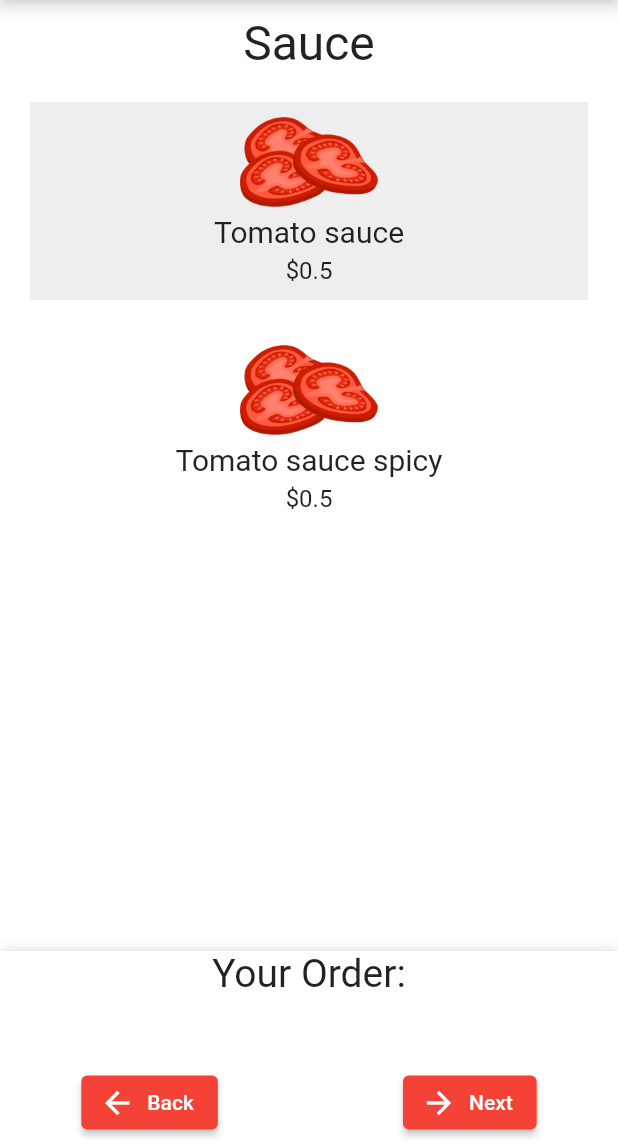
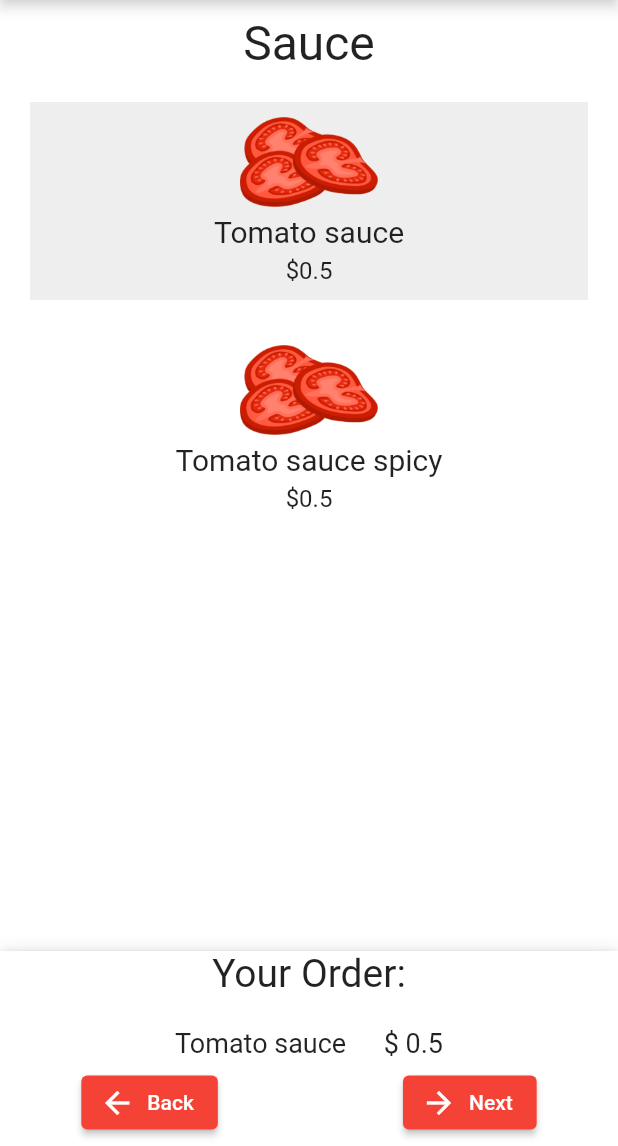
Before and after one commit to MichaelRinglein/PizzaConfigurator, a Flutter app: the Sauce screen opened by its route, after a tap on "Tomato sauce", on a phone screen of 412 x 824 dp, the part 90-1236 px from its top. Run offline on Flutter 3.47's test engine with Material 2 defaults, Android fonts, the phone set to English and light mode, and no system bars; our stand-ins replace cloud_firestore, firebase_core, flutter_spinkit; accounts and stored records are empty.

Commit message:
feat: Provider, more modular code, no Firebase

```diff
--- a/lib/main.dart
+++ b/lib/main.dart
@@ -3,8 +3,6 @@
 import 'package:pizzaconfigurator/pizza_provider.dart';
 import 'package:provider/provider.dart';
 import 'firebase_options.dart';
-
-import 'package:pizzaconfigurator/database/firestore_methods.dart';
 import 'package:pizzaconfigurator/options/size.dart';
 import 'package:pizzaconfigurator/options/sauce.dart';
 import 'package:pizzaconfigurator/options/toppings.dart';
@@ -134,7 +132,6 @@
 }
 
 class _MyHomePageState extends State<MyHomePage> {
-  FirebaseServices _firebaseServices = FirebaseServices();
   final String autoId = DateTime.now().microsecondsSinceEpoch.toString();
 
   @override
@@ -178,7 +175,7 @@
                   Navigator.push(
                     context,
                     MaterialPageRoute(
-                      builder: (context) => Size(),
+                      builder: (context) => const Size(),
                     ),
                   );
                 },
--- a/lib/options/size.dart
+++ b/lib/options/size.dart
@@ -1,9 +1,4 @@
-import 'dart:async';
-
-import 'package:cloud_firestore/cloud_firestore.dart';
 import 'package:flutter/material.dart';
-import 'package:pizzaconfigurator/database/firestore_methods.dart';
-import 'package:pizzaconfigurator/global/loading.dart';
 import 'package:pizzaconfigurator/main.dart';
 import 'package:pizzaconfigurator/options/sauce.dart';
 import 'package:pizzaconfigurator/order_progress.dart';
@@ -133,7 +128,7 @@
                                 : Navigator.push(
                                     context,
                                     MaterialPageRoute(
-                                        builder: (context) => Sauce()),
+                                        builder: (context) => const Sauce()),
                                   );
                           },
                           style: ButtonStyle(
--- a/lib/order_progress.dart
+++ b/lib/order_progress.dart
@@ -1,7 +1,4 @@
-import 'package:cloud_firestore/cloud_firestore.dart';
 import 'package:flutter/material.dart';
-import 'package:pizzaconfigurator/database/firestore_methods.dart';
-import 'package:pizzaconfigurator/global/loading.dart';
 import 'package:pizzaconfigurator/pizza_provider.dart';
 import 'package:provider/provider.dart';
 
--- a/lib/pizza_provider.dart
+++ b/lib/pizza_provider.dart
@@ -6,7 +6,7 @@
   Map toppings = {};
   int indexToppings = 0;
   double priceToppings = 0.0;
-  double totalPrice = 0.0;
+  Map totalPrice = {};
 
   void addOptionToPizza(
     String part,
@@ -18,24 +18,25 @@
       size['text'] = option;
       size['cost'] = optionCost;
       size['image'] = image;
+      totalPrice['costSize'] = optionCost;
     } else if (part == 'sauce') {
       sauce['text'] = option;
       sauce['cost'] = optionCost;
       sauce['image'] = image;
+      totalPrice['costSauce'] = optionCost;
     } else if (part == 'toppings') {
-      if (!toppings.containsValue(option)) {
+      if (!toppings.containsKey(option)) {
         toppings[option] = optionCost;
       }
     }
 
+    //get the price from the toppings map
+    priceToppings = 0.0;
     for (var entry in toppings.entries) {
       priceToppings += entry.value;
     }
+    totalPrice['costToppings'] = priceToppings;
 
-    totalPrice = size['cost'] + sauce['cost'] + priceToppings;
-    //totalPrice = 20.0;
-    print('toppings in Provider is $toppings');
-    print('toppings.length is: ' + toppings.length.toString());
     notifyListeners();
   }
 
--- a/lib/single_option.dart
+++ b/lib/single_option.dart
@@ -1,8 +1,4 @@
-import 'dart:async';
-
 import 'package:flutter/material.dart';
-import 'package:pizzaconfigurator/database/firestore_methods.dart';
-import 'package:pizzaconfigurator/options/size.dart';
 import 'package:pizzaconfigurator/pizza_provider.dart';
 import 'package:provider/provider.dart';
 
@@ -23,8 +19,6 @@
 }
 
 class _SingleOptionState extends State<SingleOption> {
-  FirebaseServices _firebaseServices = FirebaseServices();
-
   final List size = [
     {
       'text': 'Small (25cm)',
@@ -113,8 +107,6 @@
       if (!_toppings.containsValue(chosenOption)) {
         _toppings[chosenOption] = chosenCost;
       }
-      print('_toppings is: ' + _toppings.toString());
-
       setState(() {
         _toppings = _toppings;
       });
```
Also changed, not shown: lib/options/sauce.dart (+1 -6 lines), lib/options/toppings.dart (+1 -6 lines), lib/result.dart (+4 -10 lines).
